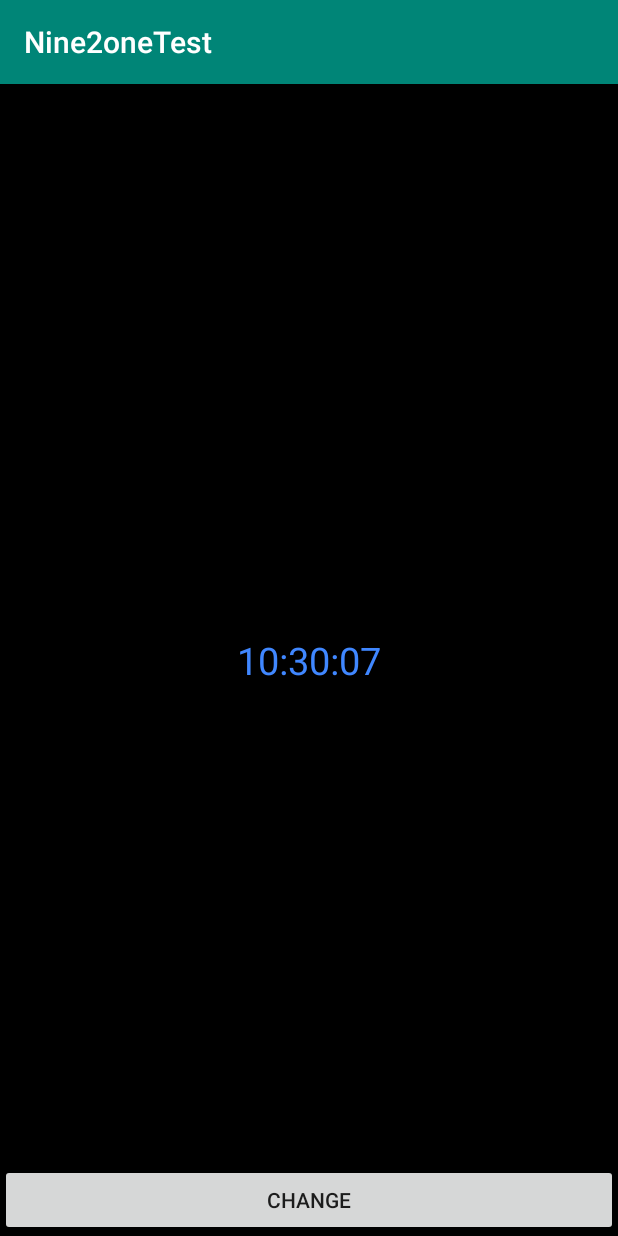
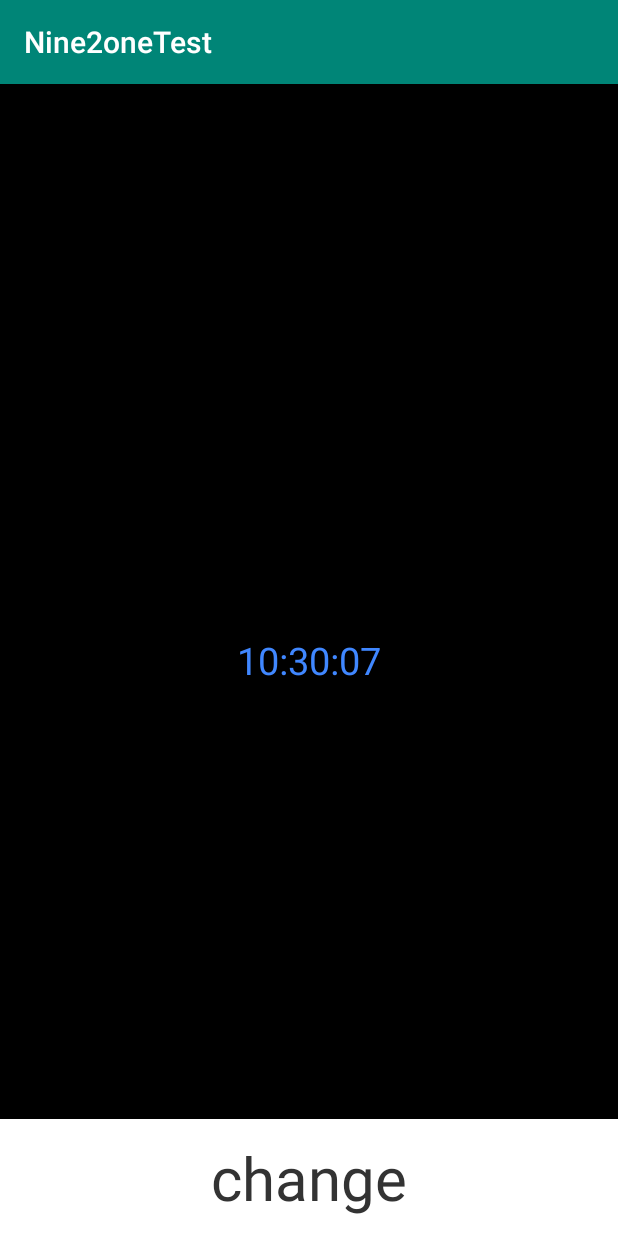
Before and after one commit to JJayLee/Nine2OneTest, an Android app: the screen it shows after launch (MainActivity), on a phone screen of 412 x 824 dp. Run offline under Robolectric (Android 15) with nearby library versions, the phone set to English and light mode, and no system bars; our stand-ins replace RxJava.

Commit message:
fix chage button layout

```diff
--- a/app/src/main/res/layout/activity_main.xml
+++ b/app/src/main/res/layout/activity_main.xml
@@ -18,13 +18,27 @@
         app:layout_constraintRight_toRightOf="parent"
         app:layout_constraintTop_toTopOf="parent" />
 
-    <Button
+    <androidx.constraintlayout.widget.ConstraintLayout
         android:id="@+id/button_change"
         android:layout_width="match_parent"
-        android:layout_height="wrap_content"
-        android:text="Change"
+        android:layout_height="77.8dp"
+        android:background="@color/button_background"
         app:layout_constraintBottom_toBottomOf="parent"
         app:layout_constraintEnd_toEndOf="parent"
-        app:layout_constraintStart_toStartOf="parent" />
+        app:layout_constraintStart_toStartOf="parent">
+
+        <TextView
+            android:layout_width="wrap_content"
+            android:layout_height="wrap_content"
+            android:textColor="@color/button_textcolor"
+            android:textSize="40sp"
+            app:layout_constraintBottom_toBottomOf="parent"
+            app:layout_constraintEnd_toEndOf="parent"
+            app:layout_constraintStart_toStartOf="parent"
+            app:layout_constraintTop_toTopOf="parent"
+            android:text="change" />
+
+    </androidx.constraintlayout.widget.ConstraintLayout>
+
 
 </androidx.constraintlayout.widget.ConstraintLayout>
```
